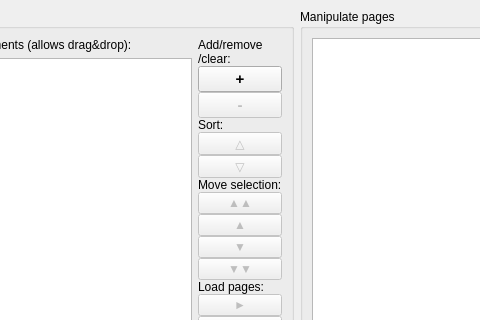
Qt form wndmain.ui (ronanpaixao/PyPDFTK) before a commit; both pictures show x 97 to 577 and y 0 to 320 of the 955 by 631 pixel window.
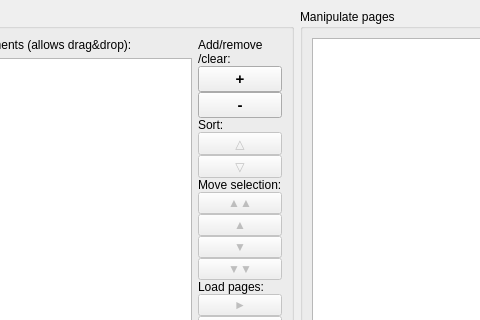
The same form after that commit. Custom widgets are drawn as their Qt base class.

Commit message: Remove file button implemented

```diff
--- a/wndmain.ui
+++ b/wndmain.ui
@@ -87,7 +87,7 @@
          <item>
           <widget class="QPushButton" name="btnFileRem">
            <property name="enabled">
-            <bool>false</bool>
+            <bool>true</bool>
            </property>
            <property name="minimumSize">
             <size>
```
The commit also changes 1 other file.
